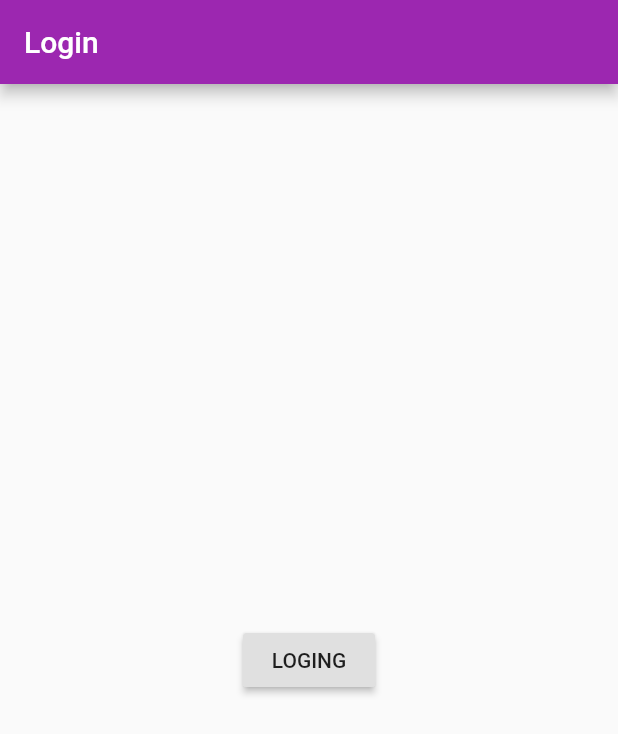
After one commit to autibequi/flutterMess, a Flutter app: the screen it shows after launch, after a tap on "LOGING", on a phone screen of 412 x 824 dp. The commit adds this screen. Shown: the top 734 px of the screen. Run offline on Flutter 3.47's test engine with Material 2 defaults, Android fonts, the phone set to English and light mode, and no system bars.

Commit message:
Add AuthPage

```diff
--- a/lib/main.dart
+++ b/lib/main.dart
@@ -1,6 +1,6 @@
 import 'package:flutter/material.dart';
 
-import './pages/home.dart';
+import './pages/auth.dart';
 
 // Instantiate the Main AppClass
 void main() => runApp(MyApp());
@@ -10,10 +10,10 @@ class MyApp extends StatelessWidget {
   @override
   Widget build(BuildContext context) {
     return MaterialApp(
-        theme: ThemeData(
-          primarySwatch: Colors.purple,
-        ),
-        home: HomePage(),
+      theme: ThemeData(
+        primarySwatch: Colors.purple,
+      ),
+      home: AuthPage(),
     );
   }
 }
--- /dev/null
+++ b/lib/pages/auth.dart
@@ -0,0 +1,19 @@
+import 'package:flutter/material.dart';
+
+class AuthPage extends StatelessWidget {
+  @override
+  Widget build(BuildContext context) {
+    return Scaffold(
+        appBar: AppBar(
+          title: Text('Login'),
+        ),
+        body: Center(
+          child: RaisedButton(
+            child: Text('LOGING'),
+            onPressed: () {
+              print('logou');
+            },
+          ),
+        ));
+  }
+}
```
